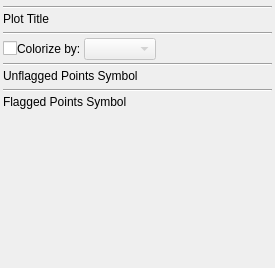
Old version of the form code/plotms/GuiTabs/PlotMSDisplayTab.ui in the repository radio-astro/casa.
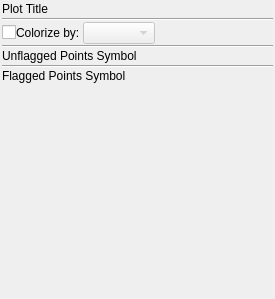
New version of the form.

Commit message: New Development: Yes             JIRA Issue: CAS-4976         Ready for Test: Yes      Interface Changes: Yes What Interface Changed: To numerous to list.          Test Programs: Please see test directory   Put in Release Notes: No              Module(s): Plotms            Description: 1.  Removal of "interactive" parameter. 2.  Contains preliminary work on supporting multiple plots per page.

What changed in the file:
```diff
--- a/code/plotms/GuiTabs/PlotMSDisplayTab.ui
+++ b/code/plotms/GuiTabs/PlotMSDisplayTab.ui
@@ -7,7 +7,7 @@
     <x>0</x>
     <y>0</y>
     <width>275</width>
-    <height>268</height>
+    <height>299</height>
    </rect>
   </property>
   <property name="maximumSize">
@@ -19,30 +19,13 @@
   <property name="windowTitle">
    <string>PlotMS Display Tab</string>
   </property>
-  <layout class="QVBoxLayout">
+  <layout class="QVBoxLayout" name="verticalLayout">
    <property name="spacing">
-    <number>3</number>
+    <number>1</number>
    </property>
    <property name="margin">
-    <number>3</number>
+    <number>2</number>
    </property>
-   <item>
-    <widget class="QFrame" name="chooserFrame">
-     <property name="frameShape">
-      <enum>QFrame::NoFrame</enum>
-     </property>
-     <property name="frameShadow">
-      <enum>QFrame::Raised</enum>
-     </property>
-    </widget>
-   </item>
-   <item>
-    <widget class="Line" name="chooserLine">
-     <property name="orientation">
-      <enum>Qt::Horizontal</enum>
-     </property>
-    </widget>
-   </item>
    <item>
     <widget class="QLabel" name="titleLabel">
      <property name="text">
```
The commit also changes 123 other files.
